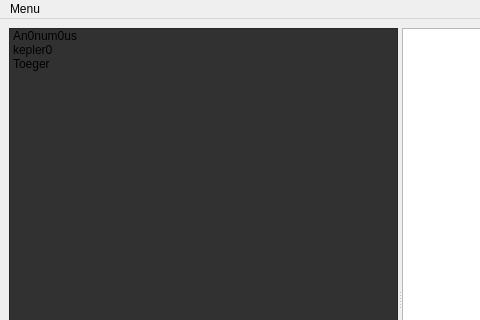
Above: source/mainwindow.ui from kociap/Discord- before the change; both pictures show x 0 to 480 and y 0 to 320 of the 800 by 600 pixel window. Below: the same form after it.
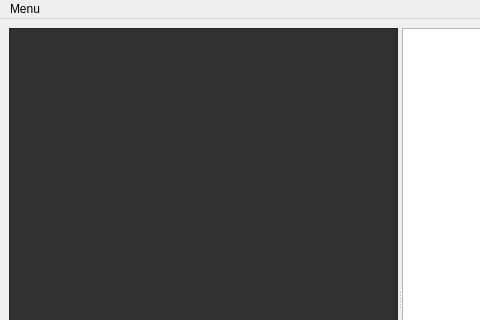
That is the form after the change.

The edit to the form file:
```diff
--- a/source/mainwindow.ui
+++ b/source/mainwindow.ui
@@ -24,21 +24,6 @@
        <property name="styleSheet">
         <string notr="true">background-color: rgb(49, 49, 49);</string>
        </property>
-       <item>
-        <property name="text">
-         <string>An0num0us</string>
-        </property>
-       </item>
-       <item>
-        <property name="text">
-         <string>kepler0</string>
-        </property>
-       </item>
-       <item>
-        <property name="text">
-         <string>Toeger</string>
-        </property>
-       </item>
       </widget>
       <widget class="QWidget" name="layoutWidget">
        <layout class="QVBoxLayout" name="verticalLayout">
```
